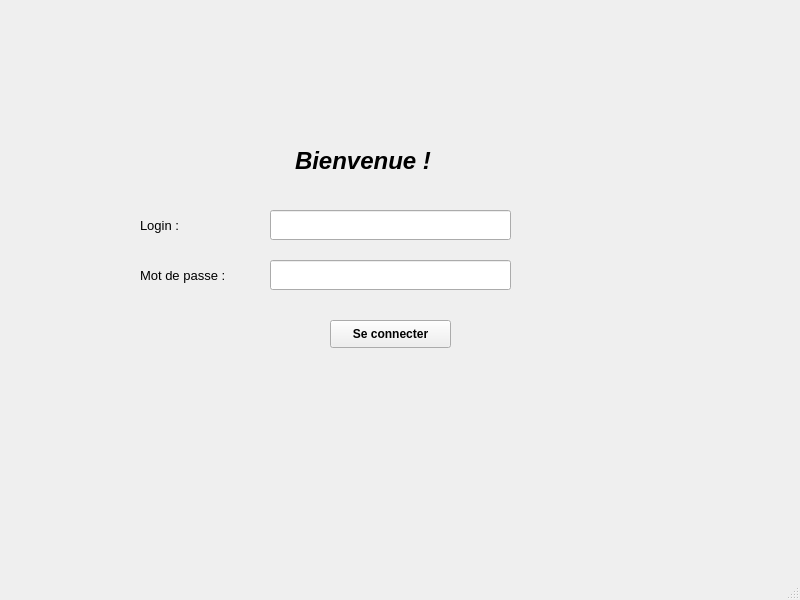
Qt form TunisianDryCleaner/interfaceauthentification.ui (zouhourkharraf/SmartDryCleaner_2A4) before a commit.
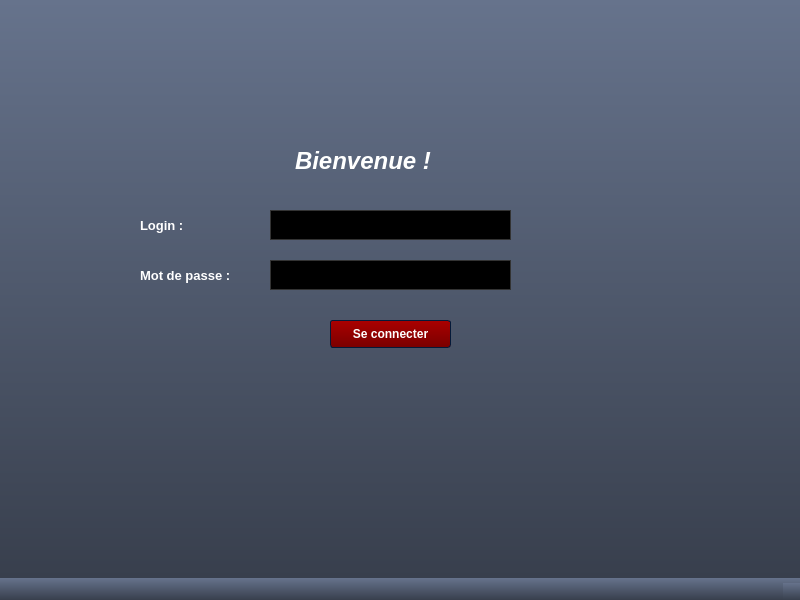
The same form after that commit. Icons and pictures are not drawn.

Diff of the .ui file:
```diff
--- a/TunisianDryCleaner/interfaceauthentification.ui
+++ b/TunisianDryCleaner/interfaceauthentification.ui
@@ -13,6 +13,2519 @@
   <property name="windowTitle">
    <string>MainWindow</string>
   </property>
+  <property name="styleSheet">
+   <string notr="true">/*QTabWidget{
+
+	background-color: rgb(255, 0, 0);
+
+}
+
+
+
+QPushButton{
+
+}
+
+background-color: rgb(255, 0, 0);*/
+
+/*Copyright (c) DevSec Studio. All rights reserved.
+
+
+
+MIT License
+
+
+
+Permission is hereby granted, free of charge, to any person obtaining a copy
+
+of this software and associated documentation files (the &quot;Software&quot;), to deal
+
+in the Software without restriction, including without limitation the rights
+
+to use, copy, modify, merge, publish, distribute, sublicense, and/or sell
+
+copies of the Software, and to permit persons to whom the Software is
+
+furnished to do so, subject to the following conditions:
+
+
+
+The above copyright notice and this permission notice shall be included in all
+
+copies or substantial portions of the Software.
+
+
+
+THE SOFTWARE IS PROVIDED *AS IS*, WITHOUT WARRANTY OF ANY KIND, EXPRESS OR
+
+IMPLIED, INCLUDING BUT NOT LIMITED TO THE WARRANTIES OF MERCHANTABILITY,
+
+FITNESS FOR A PARTICULAR PURPOSE AND NONINFRINGEMENT. IN NO EVENT SHALL THE
+
+AUTHORS OR COPYRIGHT HOLDERS BE LIABLE FOR ANY CLAIM, DAMAGES OR OTHER
+
+LIABILITY, WHETHER IN AN ACTION OF CONTRACT, TORT OR OTHERWISE, ARISING FROM,
+
+OUT OF OR IN CONNECTION WITH THE SOFTWARE OR THE USE OR OTHER DEALINGS IN THE
+
+SOFTWARE.
+
+*/
+
+
+
+/*-----QWidget-----*/
+
+QWidget
+
+{
+
+	background-color: qlineargradient(spread:repeat, x1:1, y1:0, x2:1, y2:1, stop:0 rgba(102, 115, 140, 255),stop:1 rgba(56, 63, 77, 255));
+
+	color: #ffffff;
+
+	border-color: #051a39;
+
+
+
+}
+
+
+
+
+
+/*-----QLabel-----*/
+
+QLabel
+
+{
+
+	background-color: transparent;
+
+	color: #ffffff;
+
+	font-weight: bold;
+
+
+
+}
+
+
+
+
+
+QLabel::disabled
+
+{
+
+	background-color: transparent;
+
+	color: #898988;
+
+
+
+}
+
+
+
+
+
+/*-----QMenuBar-----*/
+
+/*QMenuBar
+
+{
+
+	background-color: #484c58;
+
+	color: #ffffff;
+
+	border-color: #051a39;
+
+	font-weight: bold;
+
+
+
+}
+
+
+
+
+
+QMenuBar::disabled
+
+{
+
+	background-color: #404040;
+
+	color: #898988;
+
+	border-color: #051a39;
+
+
+
+}
+
+
+
+
+
+QMenuBar::item
+
+{
+
+    background-color: transparent;
+
+
+
+}
+
+
+
+
+
+QMenuBar::item:selected
+
+{
+
+    background-color: #c4c5c3;
+
+	color: #000000;
+
+    border: 1px solid #000000;
+
+
+
+}
+
+
+
+
+
+QMenuBar::item:pressed
+
+{
+
+    background-color: #979796;
+
+    border: 1px solid #000;
+
+    margin-bottom: -1px;
+
+    padding-bottom: 1px;
+
+
+
+}
+
+*/
+
+
+
+
+
+/*-----QMenu-----*/
+
+QMenu
+
+{
+
+    background-color: #c4c5c3;
+
+    border: 1px solid;
+
+    color: #000000;
+
+	font-weight: bold;
+
+
+
+}
+
+
+
+
+
+QMenu::separator
+
+{
+
+    height: 1px;
+
+    background-color: #363942;
+
+    color: #ffffff;
+
+    padding-left: 4px;
+
+    margin-left: 10px;
+
+    margin-right: 5px;
+
+
+
+}
+
+
+
+
+
+QMenu::item
+
+{
+
+    min-width : 150px;
+
+    padding: 3px 20px 3px 20px;
+
+
+
+}
+
+
+
+
+
+QMenu::item:selected
+
+{
+
+    background-color: #363942;
+
+    color: #ffffff;
+
+
+
+}
+
+
+
+
+
+QMenu::item:disabled
+
+{
+
+    color: #898988;
+
+}
+
+
+
+
+
+/*-----QToolTip-----*/
+
+QToolTip
+
+{
+
+	background-color: #bbbcba;
+
+	color: #000000;
+
+	border-color: #051a39;
+
+	border : 1px solid #000000;
+
+	border-radius: 2px;
+
+
+
+}
+
+
+
+
+
+/*-----QPushButton-----*/
+
+QPushButton
+
+{
+
+	background-color: qlineargradient(spread:repeat, x1:0.486, y1:0, x2:0.505, y2:1, stop:0.00480769 rgba(170, 0, 0, 255),stop:1 rgba(122, 0, 0, 255));
+
+	color: #ffffff;
+
+	font-weight: bold;
+
+	border-style: solid;
+
+	border-width: 1px;
+
+	border-radius: 3px;
+
+	border-color: #051a39;
+
+	padding: 5px;
+
+
+
+}
+
+
+
+
+
+QPushButton::disabled
+
+{
+
+	background-color: #404040;
+
+	color: #656565;
+
+	border-color: #051a39;
+
+
+
+}
+
+
+
+
+
+QPushButton::hover
+
+{
+
+	background-color: #9c0000;
+
+	color: #ffffff;
+
+	border-style: solid;
+
+	border-width: 1px;
+
+	border-radius: 3px;
+
+	border-color: #051a39;
+
+	padding: 5px;
+
+
+
+}
+
+
+
+
+
+QPushButton::pressed
+
+{
+
+	background-color: #880000;
+
+	color: #ffffff;
+
+	border-style: solid;
+
+	border-width: 2px;
+
+	border-radius: 3px;
+
+	border-color: #000000;
+
+	padding: 5px;
+
+
+
+}
+
+
+
+
+
+/*-----QToolButton-----*/
+
+QToolButton 
+
+{
+
+	background-color: qlineargradient(spread:repeat, x1:1, y1:0, x2:1, y2:1, stop:0 rgba(177, 181, 193, 255),stop:1 rgba(159, 163, 174, 255));
+
+	color: #ffffff;
+
+	font-weight: bold;
+
+	border-style: solid;
+
+	border-width: 1px;
+
+	border-radius: 3px;
+
+	border-color: #051a39;
+
+	padding: 5px;
+
+
+
+}
+
+
+
+
+
+QToolButton::disabled
+
+{
+
+	background-color: #404040;
+
+	color: #656565;
+
+	border-color: #051a39;
+
+
+
+}
+
+
+
+
+
+QToolButton::hover
+
+{
+
+	background-color: #9fa3ae;
+
+	color: #ffffff;
+
+	border-style: solid;
+
+	border-width: 1px;
+
+	border-radius: 3px;
+
+	border-color: #051a39;
+
+	padding: 5px;
+
+
+
+}
+
+
+
+
+
+QToolButton::pressed
+
+{
+
+	background-color: #7b7e86;
+
+	color: #ffffff;
+
+	border-style: solid;
+
+	border-width: 2px;
+
+	border-radius: 3px;
+
+	border-color: #000000;
+
+	padding: 5px;
+
+
+
+}
+
+
+
+
+
+/*-----QComboBox-----*/
+
+QComboBox
+
+{
+
+    background-color: qlineargradient(spread:repeat, x1:1, y1:0, x2:1, y2:1, stop:0 rgba(118, 118, 118, 255),stop:1 rgba(70, 70, 70, 255));
+
+    border: 1px solid #333333;
+
+    border-radius: 3px;
+
+    padding-left: 6px;
+
+    color: lightgray;
+
+	font-weight: bold;
+
+    height: 20px;
+
+
+
+}
+
+
+
+
+
+QComboBox::disabled
+
+{
+
+	background-color: #404040;
+
+	color: #656565;
+
+	border-color: #051a39;
+
+
+
+}
+
+
+
+
+
+QComboBox:hover
+
+{
+
+    background-color: #646464;
+
+
+
+}
+
+
+
+
+
+QComboBox:on
+
+{
+
+    background-color: #979796;
+
+	color: #000000;
+
+
+
+}
+
+
+
+
+
+QComboBox QAbstractItemView
+
+{
+
+    background-color: #c4c5c3;
+
+    color: #000000;
+
+    border: 1px solid black;
+
+    selection-background-color: #363942;
+
+    selection-color: #ffffff;
+
+    outline: 0;
+
+
+
+}
+
+
+
+
+
+QComboBox::drop-down
+
+{
+
+    subcontrol-origin: padding;
+
+    subcontrol-position: top right;
+
+    width: 15px;
+
+    border-left-width: 1px;
+
+    border-left-color: darkgray;
+
+    border-left-style: solid; 
+
+    border-top-right-radius: 3px; 
+
+    border-bottom-right-radius: 3px;
+
+
+
+}
+
+
+
+
+
+QComboBox::down-arrow
+
+{
+
+    image: url(://arrow-down.png);
+
+    width: 8px;
+
+    height: 8px;
+
+}
+
+
+
+
+
+/*-----QSpinBox &amp; QDoubleSpinBox &amp; QDateTimeEdit-----*/
+
+QSpinBox, 
+
+QDoubleSpinBox,
+
+QDateTimeEdit
+
+{
+
+	background-color: #000000;
+
+	color: #00ff00;
+
+	font-weight: bold;
+
+	border: 1px solid #333333;
+
+	padding : 4px;
+
+
+
+}
+
+
+
+
+
+QSpinBox::disabled, 
+
+QDoubleSpinBox::disabled,
+
+QDateTimeEdit::disabled
+
+{
+
+	background-color: #404040;
+
+	color: #656565;
+
+	border-color: #051a39;
+
+
+
+}
+
+
+
+
+
+QSpinBox:hover, 
+
+QDoubleSpinBox::hover,
+
+QDateTimeEdit::hover
+
+{
+
+    border: 1px solid #00ff00;
+
+
+
+}
+
+
+
+
+
+QSpinBox::up-button, QSpinBox::down-button,
+
+QDoubleSpinBox::up-button, QDoubleSpinBox::down-button,
+
+QDateTimeEdit::up-button, QDateTimeEdit::down-button
+
+{
+
+	background-color: qlineargradient(spread:repeat, x1:1, y1:0, x2:1, y2:1, stop:0 rgba(118, 118, 118, 255),stop:1 rgba(70, 70, 70, 255));
+
+    border: 0px solid #333333;
+
+
+
+}
+
+
+
+
+
+QSpinBox::disabled, 
+
+QDoubleSpinBox::disabled,
+
+QDateTimeEdit::disabled
+
+{
+
+	background-color: #404040;
+
+	color: #656565;
+
+	border-color: #051a39;
+
+
+
+}
+
+
+
+
+
+QSpinBox::up-button:hover, QSpinBox::down-button:hover,
+
+QDoubleSpinBox::up-button:hover, QDoubleSpinBox::down-button:hover,
+
+QDateTimeEdit::up-button:hover, QDateTimeEdit::down-button:hover
+
+{
+
+	background-color: #646464;
+
+    border: 1px solid #333333;
+
+
+
+
+
+}
+
+
+
+
+
+QSpinBox::up-button:disabled, QSpinBox::down-button:disabled,
+
+QDoubleSpinBox::up-button:disabled, QDoubleSpinBox::down-button:disabled,
+
+QDateTimeEdit::up-button:disabled, QDateTimeEdit::down-button:disabled
+
+{
+
+	background-color: #404040;
+
+	color: #656565;
+
+	border-color: #051a39;
+
+
+
+}
+
+
+
+
+
+QSpinBox::up-button:pressed, QSpinBox::down-button:pressed,
+
+QDoubleSpinBox::up-button:pressed, QDoubleSpinBox::down-button::pressed,
+
+QDateTimeEdit::up-button:pressed, QDateTimeEdit::down-button::pressed
+
+{
+
+    background-color: #979796;
+
+    border: 1px solid #444444;
+
+
+
+}
+
+
+
+
+
+QSpinBox::down-arrow,
+
+QDoubleSpinBox::down-arrow,
+
+QDateTimeEdit::down-arrow
+
+{
+
+    image: url(://arrow-down.png);
+
+    width: 7px;
+
+
+
+}
+
+
+
+
+
+QSpinBox::up-arrow,
+
+QDoubleSpinBox::up-arrow,
+
+QDateTimeEdit::up-arrow
+
+{
+
+    image: url(://arrow-up.png);
+
+    width: 7px;
+
+
+
+}
+
+
+
+
+
+/*-----QLineEdit-----*/
+
+QLineEdit
+
+{
+
+	background-color: #000000;
+
+	color: #00ff00;
+
+	font-weight: bold;
+
+    border: 1px solid #333333;
+
+	padding: 4px;
+
+
+
+}
+
+
+
+
+
+QLineEdit:hover
+
+{
+
+    border: 1px solid #00ff00;
+
+
+
+}
+
+
+
+
+
+QLineEdit::disabled
+
+{
+
+	background-color: #404040;
+
+	color: #656565;
+
+	border-width: 1px;
+
+	border-color: #051a39;
+
+	padding: 2px;
+
+
+
+}
+
+
+
+
+
+/*-----QTextEdit-----*/
+
+QTextEdit
+
+{
+
+	background-color: #808080;
+
+	color: #fff;
+
+	border: 1px groove #333333;
+
+
+
+}
+
+
+
+
+
+QTextEdit::disabled
+
+{
+
+	background-color: #404040;
+
+	color: #656565;
+
+	border-color: #051a39;
+
+
+
+}
+
+
+
+
+
+/*-----QGroupBox-----*/
+
+QGroupBox 
+
+{
+
+    border: 1px groove #333333;
+
+	border-radius: 2px;
+
+    margin-top: 20px;
+
+
+
+}
+
+
+
+
+
+QGroupBox 
+
+{
+
+	background-color: qlineargradient(spread:repeat, x1:0.486, y1:0, x2:0.505, y2:1, stop:0.00480769 rgba(170, 169, 169, 255),stop:1 rgba(122, 122, 122, 255));
+
+	font-weight: bold;
+
+
+
+}
+
+
+
+
+
+QGroupBox::title  
+
+{
+
+    background-color: qlineargradient(spread:repeat, x1:1, y1:0, x2:1, y2:1, stop:0 rgba(71, 75, 87, 255),stop:1 rgba(35, 37, 43, 255));
+
+    color: #ffffff;
+
+    border: 2px groove #333333;
+
+    subcontrol-origin: margin;
+
+    subcontrol-position: top left;
+
+    padding: 2px;
+
+
+
+}
+
+
+
+
+
+QGroupBox::title::disabled
+
+{
+
+	background-color: #404040;
+
+	color: #656565;
+
+    subcontrol-origin: margin;
+
+    subcontrol-position: top left;
+
+    padding: 5px;
+
+	border-top-left-radius: 3px;
+
+	border-top-right-radius: 3px;
+
+
+
+}
+
+
+
+
+
+/*-----QCheckBox-----*/
+
+QCheckBox{
+
+	background-color: transparent;
+
+	font-weight: bold;
+
+	color: #fff;
+
+
+
+}
+
+
+
+
+
+QCheckBox::indicator
+
+{
+
+    color: #b1b1b1;
+
+    background-color: #323232;
+
+    border: 2px solid #222222;
+
+    width: 12px;
+
+    height: 12px;
+
+
+
+}
+
+
+
+
+
+QCheckBox::indicator:checked
+
+{
+
+    image:url(://checkbox.png);
+
+    border: 2px solid #00ff00;
+
+
+
+}
+
+
+
+
+
+QCheckBox::indicator:unchecked:hover
+
+{
+
+    border: 2px solid #00ff00;
+
+
+
+}
+
+
+
+
+
+QCheckBox::disabled
+
+{
+
+	color: #656565;
+
+
+
+}
+
+
+
+
+
+QCheckBox::indicator:disabled
+
+{
+
+	background-color: #656565;
+
+	color: #656565;
+
+    border: 1px solid #656565;
+
+
+
+}
+
+
+
+
+
+/*-----QRadioButton-----*/
+
+QRadioButton{
+
+	background-color: transparent;
+
+	font-weight: bold;
+
+	color: #fff;
+
+
+
+}
+
+
+
+
+
+QRadioButton::indicator::unchecked
+
+{ 
+
+	border: 2px inset #222222; 
+
+	border-radius: 6px; 
+
+	background-color:  #323232;
+
+	width: 9px; 
+
+	height: 9px; 
+
+
+
+}
+
+
+
+
+
+QRadioButton::indicator::unchecked:hover
+
+{ 
+
+	border: 2px solid #00ff00; 
+
+	border-radius: 5px; 
+
+	background-color:  #323232;
+
+	width: 9px; 
+
+	height: 9px; 
+
+
+
+}
+
+
+
+
+
+QRadioButton::indicator::checked
+
+{ 
+
+	border: 2px inset #222222; 
+
+	border-radius: 5px; 
+
+	background-color: #00ff00; 
+
+	width: 9px; 
+
+	height: 9px; 
+
+
+
+}
+
+
+
+
+
+QRadioButton::disabled
+
+{
+
+	color: #656565;
+
+
+
+}
+
+
+
+
+
+QRadioButton::indicator:disabled
+
+{
+
+	background-color: #656565;
+
+	color: #656565;
+
+    border: 2px solid #656565;
+
+
+
+}
+
+
+
+
+
+/*-----QTableView &amp; QTableWidget-----*/
+
+QTableView
+
+{
+
+    background-color: #808080;
+
+    border: 1px groove #333333;
+
+    color: #f0f0f0;
+
+	font-weight: bold;
+
+    gridline-color: #333333;
+
+    outline : 0;
+
+
+
+}
+
+
+
+
+
+QTableView::disabled
+
+{
+
+    background-color: #242526;
+
+    border: 1px solid #32414B;
+
+    color: #656565;
+
+    gridline-color: #656565;
+
+    outline : 0;
+
+
+
+}
+
+
+
+
+
+QTableView::item:hover 
+
+{
+
+    background-color: #484c58;
+
+    color: #f0f0f0;
+
+
+
+}
+
+
+
+
+
+QTableView::item:selected 
+
+{
+
+    background-color: #484c58;
+
+    border: 2px groove #00ff00;
+
+    color: #F0F0F0;
+
+
+
+}
+
+
+
+
+
+QTableView::item:selected:disabled
+
+{
+
+    background-color: #1a1b1c;
+
+    border: 2px solid #525251;
+
+    color: #656565;
+
+
+
+}
+
+
+
+
+
+QTableCornerButton::section
+
+{
+
+    background-color: #282830;
+
+
+
+}
+
+
+
+
+
+QHeaderView::section
+
+{
+
+    background-color: #282830;
+
+    color: #fff;
+
+	font-weight: bold;
+
+    text-align: left;
+
+	padding: 4px;
+
+	
+
+}
+
+
+
+
+
+QHeaderView::section:disabled
+
+{
+
+    background-color: #525251;
+
+    color: #656565;
+
+
+
+}
+
+
+
+
+
+QHeaderView::section:checked
+
+{
+
+    background-color: #00ff00;
+
+
+
+}
+
+
+
+
+
+QHeaderView::section:checked:disabled
+
+{
+
+    color: #656565;
+
+    background-color: #525251;
+
+
+
+}
+
+
+
+
+
+QHeaderView::section::vertical::first,
+
+QHeaderView::section::vertical::only-one
+
+{
+
+    border-top: 0px;
+
+
+
+}
+
+
+
+
+
+QHeaderView::section::vertical
+
+{
+
+    border-top: 0px;
+
+
+
+}
+
+
+
+
+
+QHeaderView::section::horizontal::first,
+
+QHeaderView::section::horizontal::only-one
+
+{
+
+    border-left: 0px;
+
+
+
+}
+
+
+
+
+
+QHeaderView::section::horizontal
+
+{
+
+    border-left: 0px;
+
+
+
+}
+
+
+
+
+
+/*-----QTabWidget-----*/
+
+QTabBar::tab
+
+{
+
+	background-color: transparent;
+
+	color: #ffffff;
+
+	font-weight: bold;
+
+	width: 150px;
+
+	height: 20px;
+
+	
+
+}
+
+
+
+
+
+QTabBar::tab:disabled
+
+{
+
+	background-color: #656565;
+
+	color: #656565;
+
+
+
+}
+
+
+
+
+
+QTabWidget::pane 
+
+{
+
+	background-color: transparent;
+
+	color: #ffffff;
+
+	border: 1px groove #333333;
+
+
+
+}
+
+
+
+
+
+QTabBar::tab:selected
+
+{
+
+    background-color: #484c58;
+
+	color: #ffffff;
+
+	border: 1px groove #333333;
+
+	border-bottom: 0px;
+
+
+
+}
+
+
+
+
+
+QTabBar::tab:selected:disabled
+
+{
+
+	background-color: #404040;
+
+	color: #656565;
+
+
+
+}
+
+
+
+
+
+QTabBar::tab:!selected 
+
+{
+
+    background-color: #a3a7b2;
+
+
+
+}
+
+
+
+
+
+QTabBar::tab:!selected:hover 
+
+{
+
+    background-color: #484c58;
+
+
+
+}
+
+
+
+
+
+QTabBar::tab:top:!selected 
+
+{
+
+    margin-top: 1px;
+
+
+
+}
+
+
+
+
+
+QTabBar::tab:bottom:!selected 
+
+{
+
+    margin-bottom: 3px;
+
+
+
+}
+
+
+
+
+
+QTabBar::tab:top, QTabBar::tab:bottom 
+
+{
+
+    min-width: 8ex;
+
+    margin-right: -1px;
+
+    padding: 5px 10px 5px 10px;
+
+
+
+}
+
+
+
+
+
+QTabBar::tab:top:selected 
+
+{
+
+    border-bottom-color: none;
+
+
+
+}
+
+
+
+
+
+QTabBar::tab:bottom:selected 
+
+{
+
+    border-top-color: none;
+
+
+
+}
+
+
+
+
+
+QTabBar::tab:top:last, QTabBar::tab:bottom:last,
+
+QTabBar::tab:top:only-one, QTabBar::tab:bottom:only-one 
+
+{
+
+    margin-right: 0;
+
+
+
+}
+
+
+
+
+
+QTabBar::tab:left:!selected 
+
+{
+
+    margin-right: 2px;
+
+
+
+}
+
+
+
+
+
+QTabBar::tab:right:!selected
+
+{
+
+    margin-left: 2px;
+
+
+
+}
+
+
+
+
+
+QTabBar::tab:left, QTabBar::tab:right 
+
+{
+
+    min-height: 15ex;
+
+    margin-bottom: -1px;
+
+    padding: 10px 5px 10px 5px;
+
+
+
+}
+
+
+
+
+
+QTabBar::tab:left:selected 
+
+{
+
+    border-left-color: none;
+
+
+
+}
+
+
+
+
+
+QTabBar::tab:right:selected 
+
+{
+
+    border-right-color: none;
+
+
+
+}
+
+
+
+
+
+QTabBar::tab:left:last, QTabBar::tab:right:last,
+
+QTabBar::tab:left:only-one, QTabBar::tab:right:only-one 
+
+{
+
+    margin-bottom: 0;
+
+
+
+}
+
+
+
+
+
+/*-----QSlider-----*/
+
+QSlider{
+
+	background-color: transparent;
+
+
+
+}
+
+
+
+
+
+QSlider::groove:horizontal 
+
+{
+
+	background-color: transparent;
+
+	height: 6px;
+
+
+
+}
+
+
+
+
+
+QSlider::sub-page:horizontal 
+
+{
+
+	background-color: qlineargradient(spread:reflect, x1:1, y1:0, x2:1, y2:1, stop:0.00480769 rgba(201, 201, 201, 255),stop:1 rgba(72, 72, 72, 255));
+
+	border: 1px solid #000;
+
+
+
+}
+
+
+
+
+
+QSlider::add-page:horizontal 
+
+{
+
+	background-color: #404040;
+
+	border: 1px solid #000; 
+
+
+
+}
+
+
+
+
+
+QSlider::handle:horizontal 
+
+{
+
+	background-color: qlineargradient(spread:reflect, x1:1, y1:0, x2:1, y2:1, stop:0.00480769 rgba(201, 201, 201, 255),stop:1 rgba(72, 72, 72, 255));
+
+	border: 1px solid #000; 
+
+	width: 12px;
+
+	margin-top: -6px;
+
+	margin-bottom: -6px;
+
+
+
+}
+
+
+
+
+
+QSlider::handle:horizontal:hover 
+
+{
+
+	background-color: #808080;
+
+
+
+}
+
+
+
+
+
+QSlider::sub-page:horizontal:disabled 
+
+{
+
+	background-color: #bbb;
+
+	border-color: #999;
+
+
+
+}
+
+
+
+
+
+QSlider::add-page:horizontal:disabled 
+
+{
+
+	background-color: #eee;
+
+	border-color: #999;
+
+
+
+}
+
+
+
+
+
+QSlider::handle:horizontal:disabled 
+
+{
+
+	background-color: #eee;
+
+	border: 1px solid #aaa;
+
+
+
+}
+
+
+
+
+
+QSlider::groove:vertical 
+
+{
+
+	background-color: transparent;
+
+	width: 6px;
+
+
+
+}
+
+
+
+
+
+QSlider::sub-page:vertical 
+
+{
+
+	background-color: qlineargradient(spread:reflect, x1:0, y1:0.483, x2:1, y2:0.517, stop:0.00480769 rgba(201, 201, 201, 255),stop:1 rgba(72, 72, 72, 255));
+
+	border: 1px solid #000;
+
+
+
+}
+
+
+
+
+
+QSlider::add-page:vertical 
+
+{
+
+	background-color: #404040;
+
+	border: 1px solid #000;
+
+
+
+}
+
+
+
+
+
+QSlider::handle:vertical 
+
+{
+
+	background-color: qlineargradient(spread:reflect, x1:0, y1:0.483, x2:1, y2:0.517, stop:0.00480769 rgba(201, 201, 201, 255),stop:1 rgba(72, 72, 72, 255));
+
+	border: 1px solid #000;
+
+	height: 12px;
+
+	margin-left: -6px;
+
+	margin-right: -6px;
+
+
+
+}
+
+
+
+
+
+QSlider::handle:vertical:hover 
+
+{
+
+	background-color: #808080;
+
+
+
+}
+
+
+
+
+
+QSlider::sub-page:vertical:disabled 
+
+{
+
+	background-color: #bbb;
+
+	border-color: #999;
+
+
+
+}
+
+
+
+
+
+QSlider::add-page:vertical:disabled 
+
+{
+
+	background-color: #eee;
+
+	border-color: #999;
+
+
+
+}
+
+
+
+
+
+QSlider::handle:vertical:disabled 
+
+{
+
+	background-color: #eee;
+
+	border: 1px solid #aaa;
+
+	border-radius: 3px;
+
+
+
+}
+
+
+
+
+
+/*-----QDial-----*/
+
+QDial
+
+{
+
+	background-color: #600000;
+
+
+
+}
+
+
+
+
+
+QDial::disabled
+
+{
+
+	background-color: #404040;
+
+
+
+}
+
+
+
+
+
+/*-----QScrollBar-----*/
+
+QScrollBar:horizontal
+
+{
+
+    border: 1px solid #222222;
+
+    background-color: #63676d;
+
+    height: 18px;
+
+    margin: 0px 18px 0 18px;
+
+
+
+}
+
+
+
+
+
+QScrollBar::handle:horizontal
+
+{
+
+    background-color: #a6acb3;
+
+	border: 1px solid #656565;
+
+	border-radius: 2px;
+
+    min-height: 20px;
+
+
+
+}
+
+
+
+
+
+QScrollBar::add-line:horizontal
+
+{
+
+    border: 1px solid #1b1b19;
+
+    background-color: #a6acb3;
+
+    width: 18px;
+
+    subcontrol-position: right;
+
+    subcontrol-origin: margin;
+
+
+
+}
+
+
+
+
+
+QScrollBar::sub-line:horizontal
+
+{
+
+    border: 1px solid #1b1b19;
+
+    background-color: #a6acb3;
+
+    width: 18px;
+
+    subcontrol-position: left;
+
+    subcontrol-origin: margin;
+
+
+
+}
+
+
+
+
+
+QScrollBar::right-arrow:horizontal
+
+{
+
+    image: url(://arrow-right.png);
+
+    width: 8px;
+
+    height: 8px;
+
+
+
+}
+
+
+
+
+
+QScrollBar::left-arrow:horizontal
+
+{
+
+    image: url(://arrow-left.png);
+
+    width: 8px;
+
+    height: 8px;
+
+
+
+}
+
+
+
+
+
+QScrollBar::add-page:horizontal, QScrollBar::sub-page:horizontal
+
+{
+
+    background: none;
+
+
+
+}
+
+
+
+
+
+QScrollBar:vertical
+
+{
+
+    background-color: #63676d;
+
+    width: 18px;
+
+    margin: 18px 0 18px 0;
+
+    border: 1px solid #222222;
+
+
+
+}
+
+
+
+
+
+QScrollBar::handle:vertical
+
+{
+
+    background-color: #a6acb3;
+
+	border: 1px solid #656565;
+
+	border-radius: 2px;
+
+    min-height: 20px;
+
+
+
+}
+
+
+
+
+
+QScrollBar::add-line:vertical
+
+{
+
+    border: 1px solid #1b1b19;
+
+    background-color: #a6acb3;
+
+    height: 18px;
+
+    subcontrol-position: bottom;
+
+    subcontrol-origin: margin;
+
+
+
+}
+
+
+
+
+
+QScrollBar::sub-line:vertical
+
+{
+
+    border: 1px solid #1b1b19;
+
+    background-color: #a6acb3;
+
+    height: 18px;
+
+    subcontrol-position: top;
+
+    subcontrol-origin: margin;
+
+
+
+}
+
+
+
+
+
+QScrollBar::up-arrow:vertical
+
+{
+
+    image: url(://arrow-up.png);
+
+    width: 8px;
+
+    height: 8px;
+
+
+
+}
+
+
+
+
+
+QScrollBar::down-arrow:vertical
+
+{
+
+    image: url(://arrow-down.png);
+
+    width: 8px;
+
+    height: 8px;
+
+
+
+}
+
+
+
+
+
+QScrollBar::add-page:vertical, QScrollBar::sub-page:vertical
+
+{
+
+    background: none;
+
+
+
+}
+
+
+
+
+
+/*-----QProgressBar-----*/
+
+QProgressBar
+
+{
+
+	background-color: #000;
+
+	color: #00ff00;
+
+	font-weight: bold;
+
+	border: 0px groove #000;
+
+	border-radius: 10px;
+
+	text-align: center;
+
+
+
+}
+
+
+
+
+
+QProgressBar:disabled
+
+{
+
+	background-color: #404040;
+
+	color: #656565;
+
+	border-color: #051a39;
+
+	border: 1px solid #000;
+
+	border-radius: 10px;
+
+	text-align: center;
+
+
+
+}
+
+
+
+
+
+QProgressBar::chunk {
+
+	background-color: #ffaf02;
+
+	border: 0px;
+
+	border-radius: 10px;
+
+	color: #000;
+
+
+
+}
+
+
+
+
+
+QProgressBar::chunk:disabled {
+
+	background-color: #333;
+
+	border: 0px;
+
+	border-radius: 10px;
+
+	color: #656565;
+
+}
+
+
+
+
+
+/*-----QStatusBar-----*/
+
+QStatusBar
+
+{
+
+	background-color: qlineargradient(spread:repeat, x1:1, y1:0, x2:1, y2:1, stop:0 rgba(102, 115, 140, 255),stop:1 rgba(56, 63, 77, 255));
+
+	color: #ffffff;
+
+	border-color: #051a39;
+
+	font-weight: bold;
+
+
+
+}
+
+</string>
+  </property>
   <widget class="QWidget" name="centralwidget">
    <widget class="QLabel" name="label">
     <property name="geometry">
@@ -91,8 +2604,8 @@
     <property name="font">
      <font>
       <pointsize>10</pointsize>
-      <weight>50</weight>
-      <bold>false</bold>
+      <weight>75</weight>
+      <bold>true</bold>
      </font>
     </property>
     <property name="text">
@@ -111,8 +2624,8 @@
     <property name="font">
      <font>
       <pointsize>10</pointsize>
-      <weight>50</weight>
-      <bold>false</bold>
+      <weight>75</weight>
+      <bold>true</bold>
      </font>
     </property>
     <property name="text">
```
